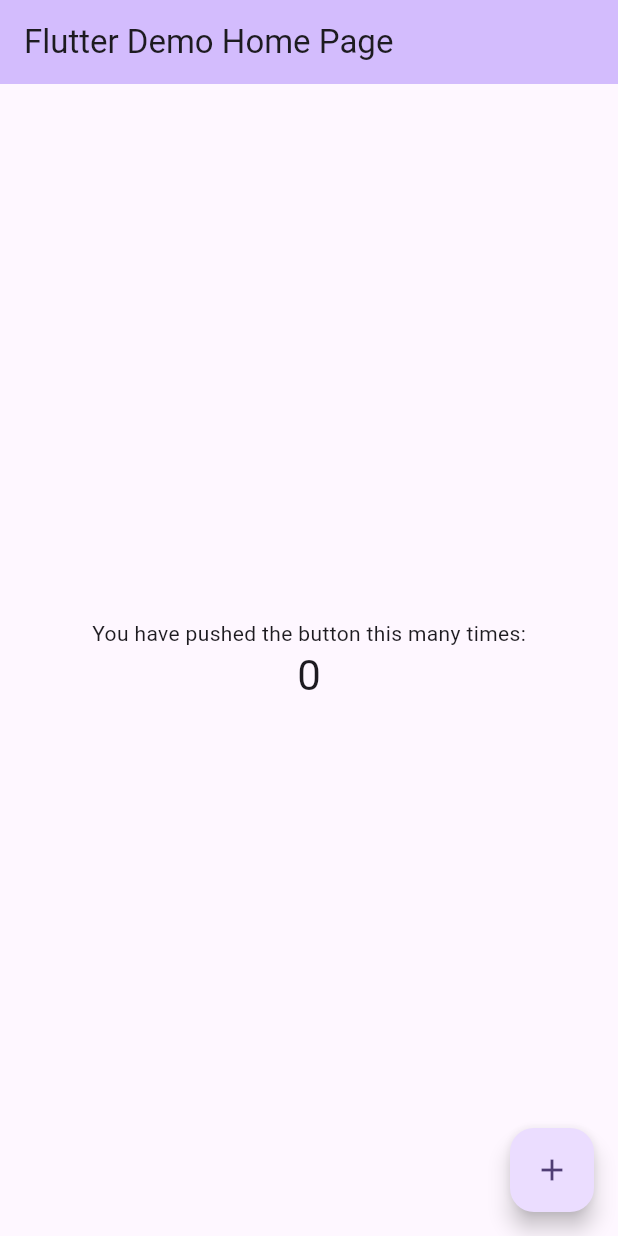
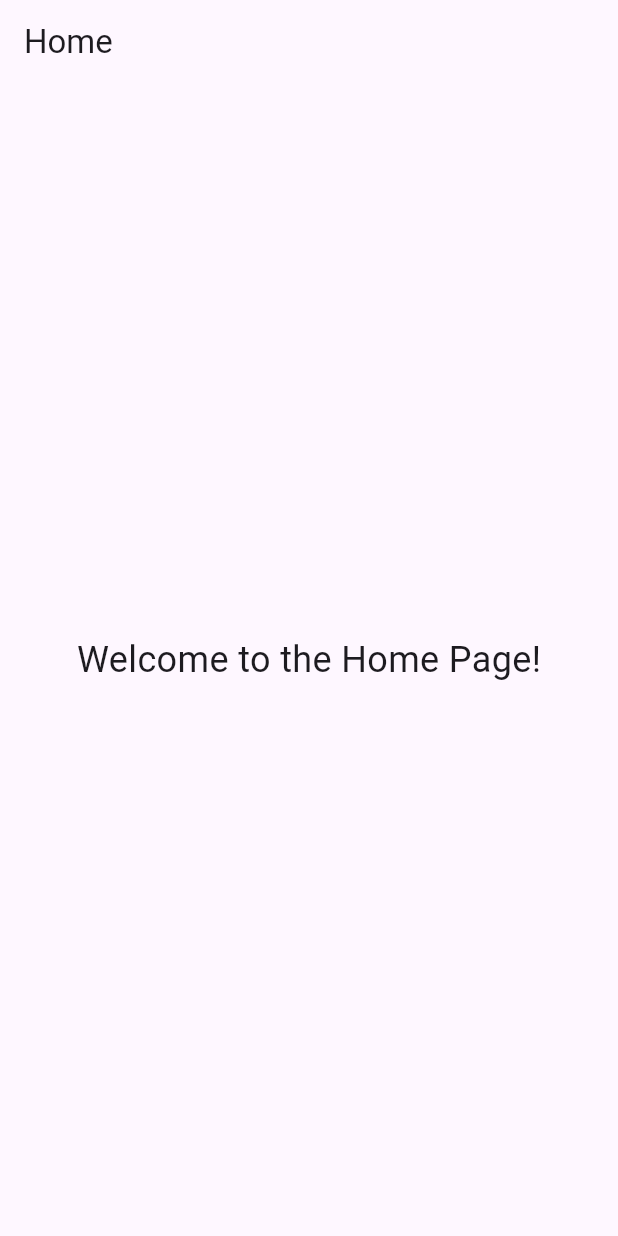
Before and after one commit to Ogesebastien1/SSM_MobileApp, a Flutter app: the screen it shows after launch, on a phone screen of 412 x 824 dp. Run offline on Flutter 3.47's test engine with Material 3 defaults, Android fonts, the phone set to English and light mode, and no system bars.

Commit message:
add: routing, home page with Welcome message

```diff
--- a/lib/main.dart
+++ b/lib/main.dart
@@ -1,4 +1,5 @@
 import 'package:flutter/material.dart';
+import './pages/home.dart';
 
 void main() {
   runApp(const MyApp());
@@ -11,115 +12,9 @@ class MyApp extends StatelessWidget {
   @override
   Widget build(BuildContext context) {
     return MaterialApp(
-      title: 'Flutter Demo',
-      theme: ThemeData(
-        // This is the theme of your application.
-        //
-        // TRY THIS: Try running your application with "flutter run". You'll see
-        // the application has a purple toolbar. Then, without quitting the app,
-        // try changing the seedColor in the colorScheme below to Colors.green
-        // and then invoke "hot reload" (save your changes or press the "hot
-        // reload" button in a Flutter-supported IDE, or press "r" if you used
-        // the command line to start the app).
-        //
-        // Notice that the counter didn't reset back to zero; the application
-        // state is not lost during the reload. To reset the state, use hot
-        // restart instead.
-        //
-        // This works for code too, not just values: Most code changes can be
-        // tested with just a hot reload.
-        colorScheme: ColorScheme.fromSeed(seedColor: Colors.deepPurple),
-        useMaterial3: true,
-      ),
-      home: const MyHomePage(title: 'Flutter Demo Home Page'),
+      routes: {
+        '/': (context) => const Home(),
+      },
     );
   }
 }
-
-class MyHomePage extends StatefulWidget {
-  const MyHomePage({super.key, required this.title});
-
-  // This widget is the home page of your application. It is stateful, meaning
-  // that it has a State object (defined below) that contains fields that affect
-  // how it looks.
-
-  // This class is the configuration for the state. It holds the values (in this
-  // case the title) provided by the parent (in this case the App widget) and
-  // used by the build method of the State. Fields in a Widget subclass are
-  // always marked "final".
-
-  final String title;
-
-  @override
-  State<MyHomePage> createState() => _MyHomePageState();
-}
-
-class _MyHomePageState extends State<MyHomePage> {
-  int _counter = 0;
-
-  void _incrementCounter() {
-    setState(() {
-      // This call to setState tells the Flutter framework that something has
-      // changed in this State, which causes it to rerun the build method below
-      // so that the display can reflect the updated values. If we changed
-      // _counter without calling setState(), then the build method would not be
-      // called again, and so nothing would appear to happen.
-      _counter++;
-    });
-  }
-
-  @override
-  Widget build(BuildContext context) {
-    // This method is rerun every time setState is called, for instance as done
-    // by the _incrementCounter method above.
-    //
-    // The Flutter framework has been optimized to make rerunning build methods
-    // fast, so that you can just rebuild anything that needs updating rather
-    // than having to individually change instances of widgets.
-    return Scaffold(
-      appBar: AppBar(
-        // TRY THIS: Try changing the color here to a specific color (to
-        // Colors.amber, perhaps?) and trigger a hot reload to see the AppBar
-        // change color while the other colors stay the same.
-        backgroundColor: Theme.of(context).colorScheme.inversePrimary,
-        // Here we take the value from the MyHomePage object that was created by
-        // the App.build method, and use it to set our appbar title.
-        title: Text(widget.title),
-      ),
-      body: Center(
-        // Center is a layout widget. It takes a single child and positions it
-        // in the middle of the parent.
-        child: Column(
-          // Column is also a layout widget. It takes a list of children and
-          // arranges them vertically. By default, it sizes itself to fit its
-          // children horizontally, and tries to be as tall as its parent.
-          //
-          // Column has various properties to control how it sizes itself and
-          // how it positions its children. Here we use mainAxisAlignment to
-          // center the children vertically; the main axis here is the vertical
-          // axis because Columns are vertical (the cross axis would be
-          // horizontal).
-          //
-          // TRY THIS: Invoke "debug painting" (choose the "Toggle Debug Paint"
-          // action in the IDE, or press "p" in the console), to see the
-          // wireframe for each widget.
-          mainAxisAlignment: MainAxisAlignment.center,
-          children: <Widget>[
-            const Text(
-              'You have pushed the button this many times:',
-            ),
-            Text(
-              '$_counter',
-              style: Theme.of(context).textTheme.headlineMedium,
-            ),
-          ],
-        ),
-      ),
-      floatingActionButton: FloatingActionButton(
-        onPressed: _incrementCounter,
-        tooltip: 'Increment',
-        child: const Icon(Icons.add),
-      ), // This trailing comma makes auto-formatting nicer for build methods.
-    );
-  }
-}
--- a/lib/pages/home.dart
+++ b/lib/pages/home.dart
@@ -0,0 +1,20 @@
+import 'package:flutter/material.dart';
+
+class Home extends StatelessWidget {
+  const Home({super.key});
+
+  @override
+  Widget build(BuildContext context) {
+    return Scaffold(
+      appBar: AppBar(
+        title: const Text('Home'),
+      ),
+      body: const Center(
+        child: Text(
+          'Welcome to the Home Page!',
+          style: TextStyle(fontSize: 24),
+        ),
+      ),
+    );
+  }
+}
```
